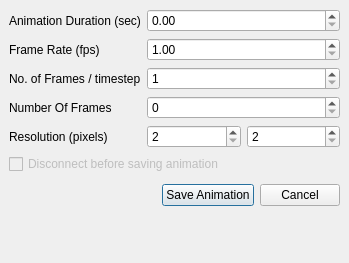
First picture: the form in Qt/Components/Resources/UI/pqAnimationSettings.ui, repository wildmichael/ParaView3-enhancements-old, before the edit.
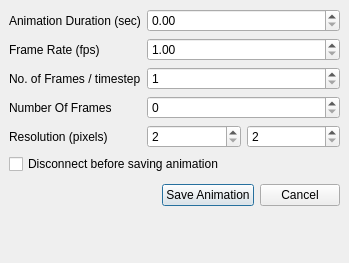
Second picture: the form after the edit.

```diff
--- a/Qt/Components/Resources/UI/pqAnimationSettings.ui
+++ b/Qt/Components/Resources/UI/pqAnimationSettings.ui
@@ -133,7 +133,7 @@
    <item>
     <widget class="QCheckBox" name="checkBoxDisconnect" >
      <property name="enabled" >
-      <bool>false</bool>
+      <bool>true</bool>
      </property>
      <property name="toolTip" >
       <string>&lt;html>Disconnect from the server before saving animation. The server will save the animation and then exit.&lt;/html></string>
```
